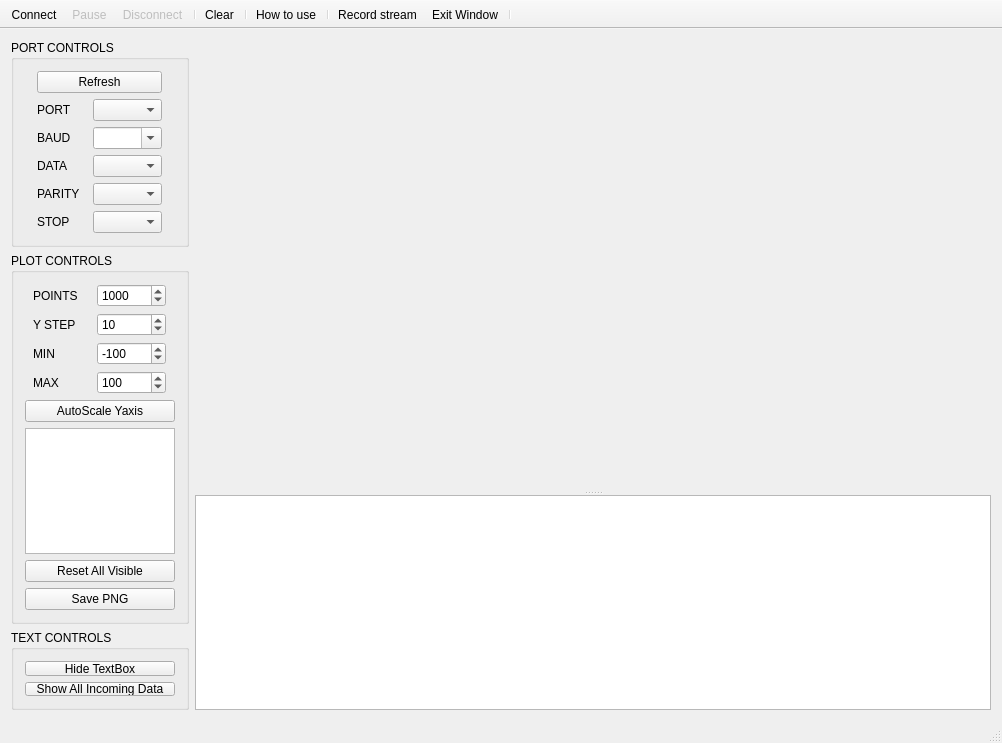
Above: middleware/serial_port_plotter/serial_port_plotter.ui from aron566/EOL_CAN_Tool before the change. Below: the same form after it.
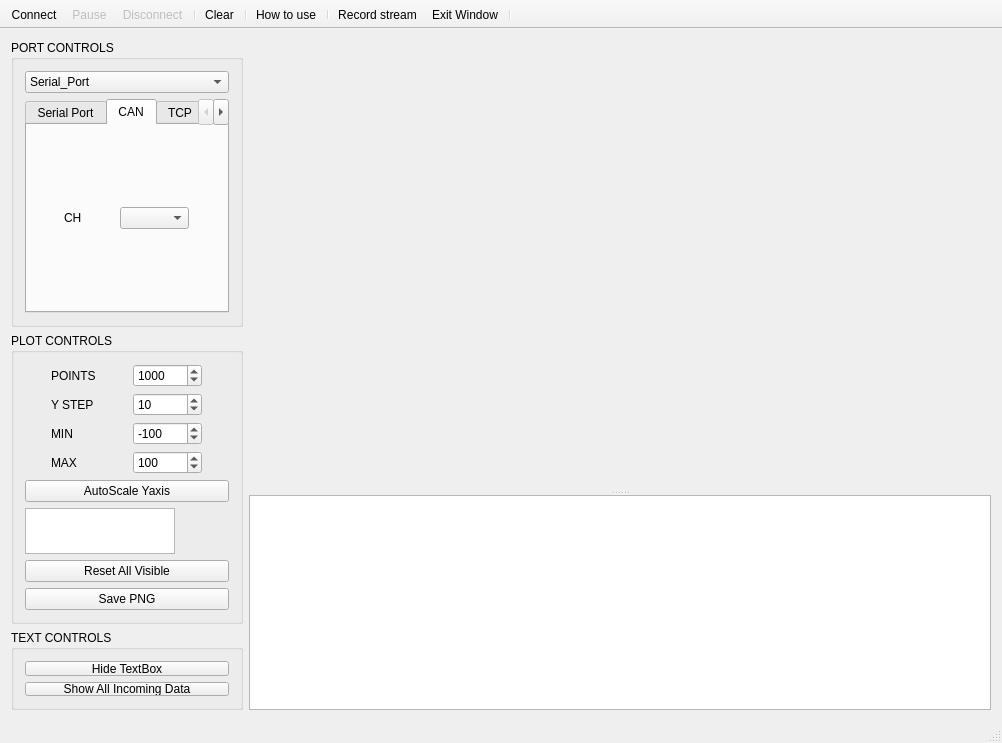
That is the form after the change. The open tabs and pages were chosen to show the change. Icons and pictures are not drawn. Custom widgets are drawn as their Qt base class.

Diff of the .ui file:
```diff
--- a/middleware/serial_port_plotter/serial_port_plotter.ui
+++ b/middleware/serial_port_plotter/serial_port_plotter.ui
@@ -35,10 +35,32 @@
          <bool>false</bool>
         </property>
         <layout class="QGridLayout" name="gridLayout">
+         <item row="1" column="0">
+          <widget class="QTabWidget" name="com_tabWidget">
+           <property name="sizePolicy">
+            <sizepolicy hsizetype="Preferred" vsizetype="Preferred">
+             <horstretch>0</horstretch>
+             <verstretch>0</verstretch>
+            </sizepolicy>
+           </property>
+           <property name="currentIndex">
+            <number>0</number>
+           </property>
+           <widget class="QWidget" name="tab0">
+            <attribute name="title">
+             <string>Serial Port</string>
+            </attribute>
+            <layout class="QGridLayout" name="gridLayout_5">
          <item row="0" column="0">
           <layout class="QVBoxLayout" name="verticalLayout_3">
            <item>
             <widget class="QPushButton" name="pushButton">
+                 <property name="sizePolicy">
+                  <sizepolicy hsizetype="Minimum" vsizetype="Fixed">
+                   <horstretch>0</horstretch>
+                   <verstretch>0</verstretch>
+                  </sizepolicy>
+                 </property>
              <property name="text">
               <string>Refresh</string>
              </property>
@@ -246,6 +268,100 @@
          </item>
         </layout>
        </widget>
+           <widget class="QWidget" name="tab1">
+            <attribute name="title">
+             <string>CAN</string>
+            </attribute>
+            <layout class="QGridLayout" name="gridLayout_6">
+             <item row="0" column="0">
+              <layout class="QVBoxLayout" name="verticalLayout_4">
+               <item>
+                <layout class="QHBoxLayout" name="horizontalLayout_14">
+                 <item>
+                  <widget class="QLabel" name="labelStop_2">
+                   <property name="maximumSize">
+                    <size>
+                     <width>50</width>
+                     <height>16777215</height>
+                    </size>
+                   </property>
+                   <property name="text">
+                    <string>CH</string>
+                   </property>
+                  </widget>
+                 </item>
+                 <item>
+                  <widget class="QComboBox" name="can_ch_combox">
+                   <property name="sizePolicy">
+                    <sizepolicy hsizetype="Fixed" vsizetype="Fixed">
+                     <horstretch>0</horstretch>
+                     <verstretch>0</verstretch>
+                    </sizepolicy>
+                   </property>
+                   <property name="minimumSize">
+                    <size>
+                     <width>69</width>
+                     <height>0</height>
+                    </size>
+                   </property>
+                   <property name="maximumSize">
+                    <size>
+                     <width>69</width>
+                     <height>16777215</height>
+                    </size>
+                   </property>
+                  </widget>
+                 </item>
+                </layout>
+               </item>
+              </layout>
+             </item>
+            </layout>
+           </widget>
+           <widget class="QWidget" name="tab2">
+            <attribute name="title">
+             <string>TCP</string>
+            </attribute>
+           </widget>
+           <widget class="QWidget" name="tab3">
+            <attribute name="title">
+             <string>UDP</string>
+            </attribute>
+           </widget>
+          </widget>
+         </item>
+         <item row="0" column="0">
+          <widget class="QComboBox" name="comboBox">
+           <property name="sizePolicy">
+            <sizepolicy hsizetype="Preferred" vsizetype="Fixed">
+             <horstretch>0</horstretch>
+             <verstretch>0</verstretch>
+            </sizepolicy>
+           </property>
+           <item>
+            <property name="text">
+             <string>Serial_Port</string>
+            </property>
+           </item>
+           <item>
+            <property name="text">
+             <string>CAN</string>
+            </property>
+           </item>
+           <item>
+            <property name="text">
+             <string>TCP</string>
+            </property>
+           </item>
+           <item>
+            <property name="text">
+             <string>UDP</string>
+            </property>
+           </item>
+          </widget>
+         </item>
+        </layout>
+       </widget>
       </item>
       <item>
        <widget class="QGroupBox" name="PlotControlsBox">
@@ -569,6 +685,12 @@
           <layout class="QVBoxLayout" name="verticalLayout">
            <item>
             <widget class="QPushButton" name="pushButton_TextEditHide">
+             <property name="sizePolicy">
+              <sizepolicy hsizetype="Minimum" vsizetype="Preferred">
+               <horstretch>0</horstretch>
+               <verstretch>0</verstretch>
+              </sizepolicy>
+             </property>
              <property name="text">
               <string>Hide TextBox</string>
              </property>
@@ -582,6 +704,12 @@
            </item>
            <item>
             <widget class="QPushButton" name="pushButton_ShowallData">
+             <property name="sizePolicy">
+              <sizepolicy hsizetype="Minimum" vsizetype="Preferred">
+               <horstretch>0</horstretch>
+               <verstretch>0</verstretch>
+              </sizepolicy>
+             </property>
              <property name="text">
               <string>Show All Incoming Data</string>
              </property>
```
Lines whose indentation alone changed are shown as unchanged.
